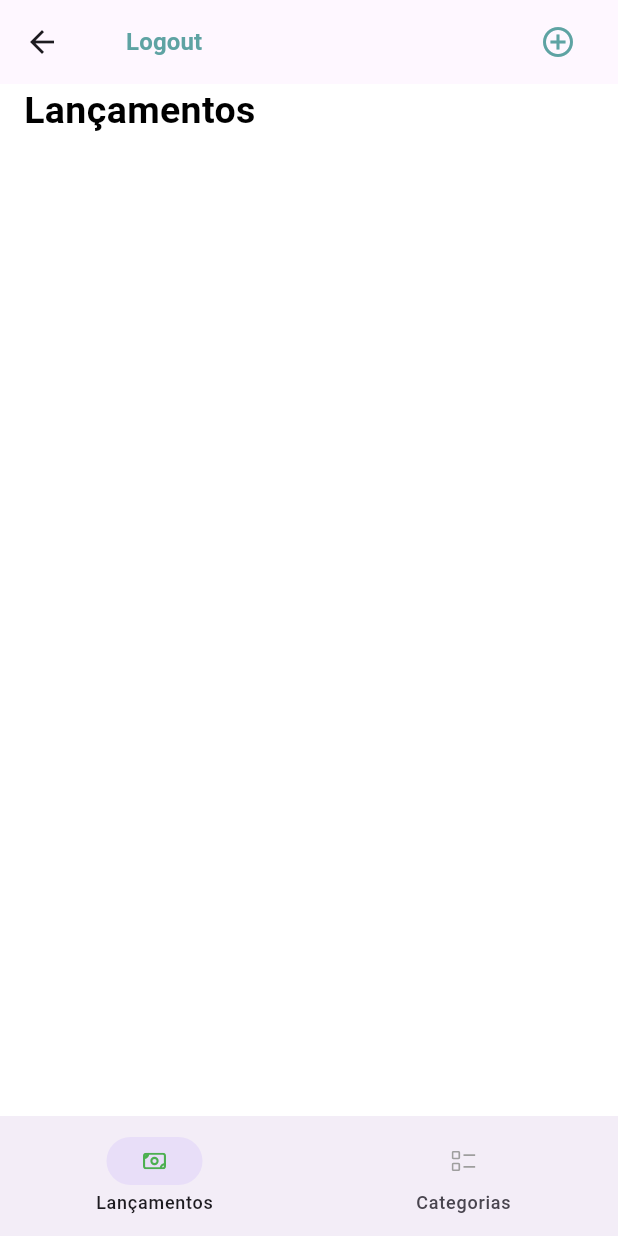
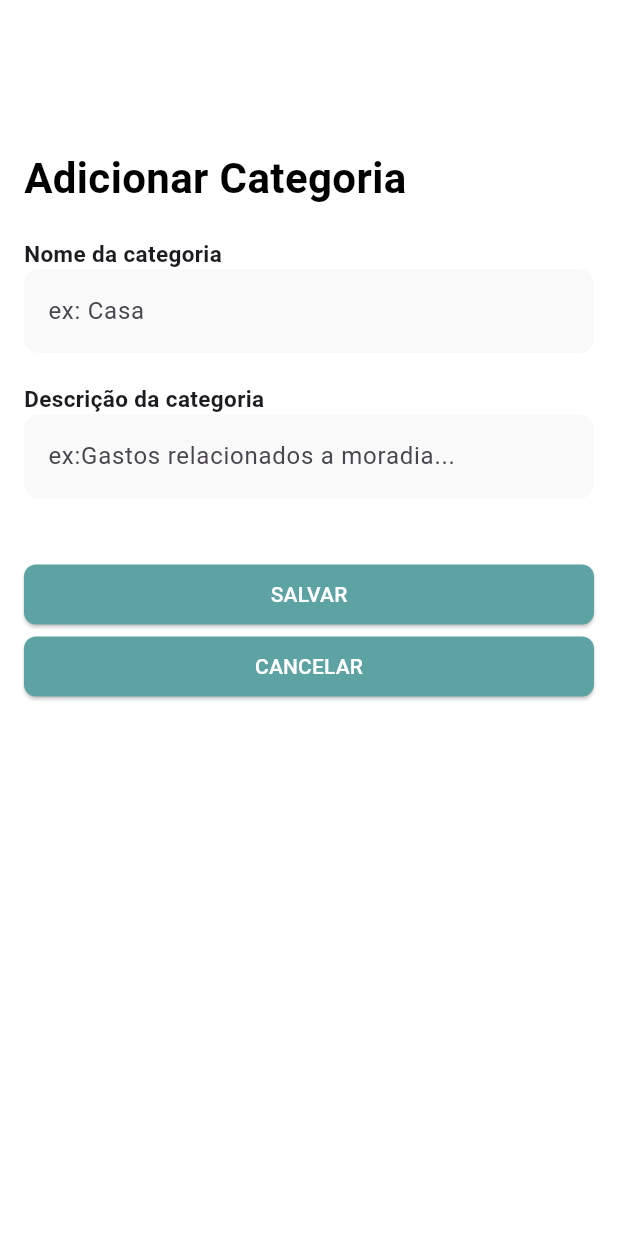
Before and after one commit to CassianoAugusto/projeto_gasto_ntt, a Flutter app: the HomePage screen opened by its route, after a tap on the "add circle outline" icon, on a phone screen of 412 x 824 dp. Run offline on Flutter 3.47's test engine with Material 2 defaults, Android fonts, the phone set to English and light mode, and no system bars; our stand-ins replace firebase_auth, firebase_core, flutter_slidable, flutter_svg; accounts and stored records are empty.

Commit message:
criação page add e page edit

```diff
--- a/lib/main.dart
+++ b/lib/main.dart
@@ -2,7 +2,9 @@ import 'package:firebase_core/firebase_core.dart';
 import 'package:flutter/material.dart';
 import 'package:projeto_gasto_ntt/page/categoria_page_list.dart';
 import 'package:projeto_gasto_ntt/page/home_page.dart';
+import 'package:projeto_gasto_ntt/page/page_adicionar.dart';
 import 'package:projeto_gasto_ntt/page/login_page.dart';
+import 'package:projeto_gasto_ntt/page/page_editar_categoria.dart';
 import 'package:projeto_gasto_ntt/page/registro_page.dart';
 
 import 'servicos/firebase_options.dart';
@@ -34,6 +36,8 @@ class MyApp extends StatelessWidget {
         '/register': (context) => const RegisterPage(),
         '/homepage': (context) => const HomePage(),
         '/categoriapagelist': (context) => const CategoriaPageList(),
+        '/pageadicionar': (context) => const PageAdicionar(),
+        '/pageeditarcategoria': (context)=> const PageEditarCategoria(),
       },
     );
   }
--- a/lib/page/categoria_page_list.dart
+++ b/lib/page/categoria_page_list.dart
@@ -30,7 +30,7 @@ class _CategoriaPageListState extends State<CategoriaPageList> {
           children: [
             Flexible(
               child: GestureDetector(
-                onTap: () {},
+                onTap: () => Navigator.pushNamed(context, '/pageeditarcategoria'),
                 child: Container(
                   color: const Color(0xFF5ea3a3),
                   child: const Padding(
--- a/lib/page/home_page.dart
+++ b/lib/page/home_page.dart
@@ -34,7 +34,7 @@ class _HomePageState extends State<HomePage> {
               ),
             ),
             IconButton(
-              onPressed: () {},
+              onPressed: () => Navigator.pushNamed(context, '/pageadicionar'),
               icon: const Icon(
                 Icons.add_circle_outline,
                 color: (Color(0xFF5ea3a3)),
--- /dev/null
+++ b/lib/page/page_adicionar.dart
@@ -0,0 +1,131 @@
+import 'package:flutter/material.dart';
+import 'categoria_page_list.dart';
+
+class PageAdicionar extends StatefulWidget {
+  const PageAdicionar({super.key});
+
+  @override
+  State<PageAdicionar> createState() => _PageAdicionarState();
+}
+
+class _PageAdicionarState extends State<PageAdicionar> {
+
+  @override
+  Widget build(BuildContext context) {
+    final sizeHeight = MediaQuery.of(context).size.height;
+    return SizedBox(
+      height: sizeHeight * 0.12,
+      child: Scaffold(
+        backgroundColor: Colors.white,
+        body: SingleChildScrollView(
+          child: SingleChildScrollView(
+            padding: const EdgeInsets.all(16),
+            child: Form(
+              key: formKey,
+              child: Column(
+                crossAxisAlignment: CrossAxisAlignment.stretch,
+                children: [
+                  SizedBox(height: sizeHeight * 0.10),
+                  const Text(
+                    'Adicionar Categoria',
+                    style: TextStyle(
+                      color: Colors.black,
+                      fontSize: 28,
+                      fontWeight: FontWeight.w600,
+                    ),
+                  ),
+                  const SizedBox(
+                    height: 20,
+                  ),
+                  Title(
+                      color: Colors.black,
+                      child: const Text(
+                        'Nome da categoria',
+                        style:
+                            TextStyle(fontSize: 15, fontWeight: FontWeight.w700),
+                      )),
+                  Container(
+                    child: SizedBox(
+                      child: Container(
+                        decoration: BoxDecoration(
+                            color: const Color(0xFFfaf9f9),
+                            borderRadius: BorderRadius.circular(10)),
+                        child: TextFormField(
+                          decoration: InputDecoration(
+                            border: OutlineInputBorder(
+                                borderSide: BorderSide.none,
+                                borderRadius: BorderRadius.circular(10)),
+                            hintText: 'ex: Casa',
+                          ),
+                        ),
+                      ),
+                    ),
+                  ),
+                  const SizedBox(
+                    height: 20,
+                  ),
+                  Title(
+                      color: Colors.black,
+                      child: const Text(
+                        'Descrição da categoria',
+                        style:
+                            TextStyle(fontSize: 15, fontWeight: FontWeight.w700),
+                      )),
+                  Container(
+                    decoration: BoxDecoration(
+                        color: const Color(0xFFfaf9f9),
+                        borderRadius: BorderRadius.circular(10)),
+                    child: TextFormField(
+                      decoration: InputDecoration(
+                        border: OutlineInputBorder(
+                            borderSide: BorderSide.none,
+                            borderRadius: BorderRadius.circular(10)),
+                        hintText: 'ex:Gastos relacionados a moradia...',
+                      ),
+                    ),
+                  ),
+                  const SizedBox(
+                    height: 20,
+                  ),
+                  const SizedBox(
+                    height: 20,
+                  ),
+                  ElevatedButton(
+                    onPressed: () {},
+                    style: ButtonStyle(
+                        shape: MaterialStateProperty.all<RoundedRectangleBorder>(
+                          RoundedRectangleBorder(
+                            borderRadius: BorderRadius.circular(8),
+                          ),
+                        ),
+                        backgroundColor:
+                            const MaterialStatePropertyAll(Color(0xFF5ea3a3,))),
+                    child: const Text(
+                      'SALVAR',
+                      style: TextStyle(color: Colors.white),
+                    ),
+                  ),
+                  ElevatedButton(
+                    onPressed: () => Navigator.pushNamed(context, '/homepage'),
+                    style: ButtonStyle(
+                        shape: MaterialStateProperty.all<RoundedRectangleBorder>(
+                          RoundedRectangleBorder(
+                            borderRadius: BorderRadius.circular(8),
+                          ),
+                        ),
+                        backgroundColor:
+                            const MaterialStatePropertyAll(Color(0xFF5ea3a3))),
+                    child: const Text(
+                      'CANCELAR',
+                      style: TextStyle(color: Colors.white),
+                    ),
+                  ),
+                ],
+              ),
+            ),
+          ),
+        ),
+      ),
+    );
+  }
+}
--- a/pubspec.yaml
+++ b/pubspec.yaml
@@ -34,6 +34,7 @@ dependencies:
   firebase_core: ^2.15.1
   flutter_svg: ^2.0.7
   flutter_slidable: ^3.0.0
+  modal_bottom_sheet: ^2.0.0
 
 
   # The following adds the Cupertino Icons font to your application.
```
Also changed, not shown: lib/page/page_editar_categoria.dart (added, +132 -0 lines), pubspec.lock.
